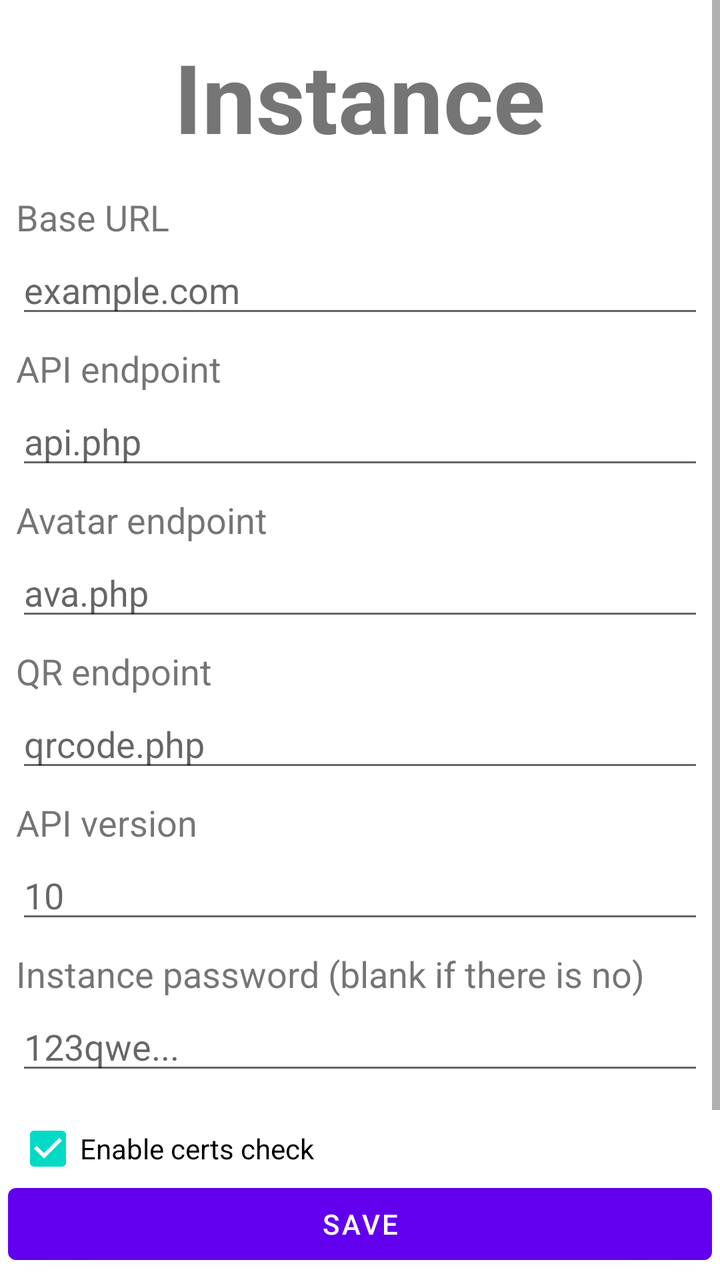
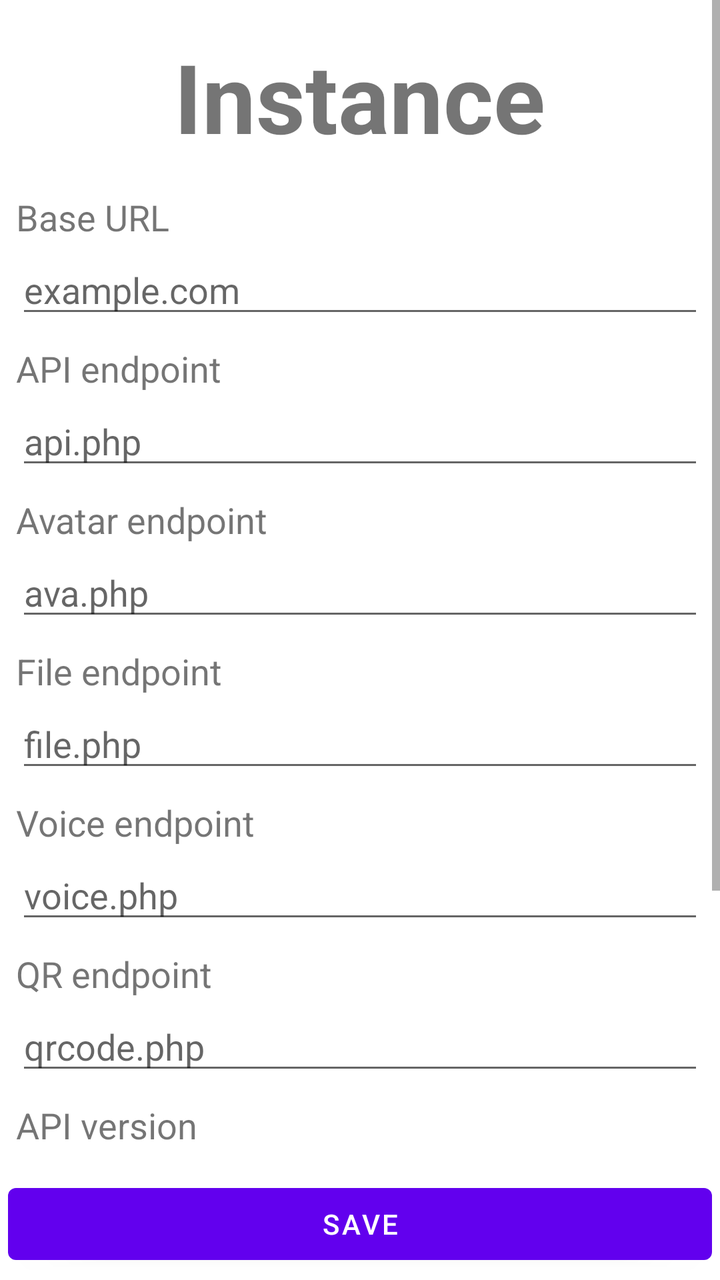

Two renders of the same Android screen: before a commit and after it. Below are the layout's source before the change and the commit's diff.
<!-- AndroidManifest.xml: fallback theme Theme.MaterialComponents.DayNight.NoActionBar -->
<!-- res/layout/instance_edit.xml -->
<?xml version="1.0" encoding="utf-8"?>
<LinearLayout xmlns:android="http://schemas.android.com/apk/res/android"
              android:orientation="vertical"
              android:layout_width="match_parent"
              android:layout_height="match_parent">

    <ScrollView
        android:layout_width="match_parent"
        android:layout_weight="1"
        android:layout_height="0dp">
        <LinearLayout
            android:orientation="vertical"
            android:layout_width="match_parent"
            android:layout_height="match_parent"
            android:padding="8dp">
            <TextView
                android:layout_width="wrap_content"
                android:layout_height="wrap_content"
                android:text="Instance"
                android:textAlignment="center"
                android:textSize="48sp"
                android:textStyle="bold"
                android:layout_gravity="center"
                android:layout_marginTop="8dp"
                android:layout_marginBottom="16dp"/>

            <TextView
                android:layout_width="wrap_content"
                android:layout_height="wrap_content"
                android:text="Base URL"
                android:textSize="18sp"
                android:layout_marginBottom="2dp"/>
            <EditText
                android:id="@+id/instanceEditBaseURLEditText"
                android:layout_width="match_parent"
                android:layout_height="wrap_content"
                android:layout_marginBottom="8dp"
                android:hint="example.com"/>

            <TextView
                android:layout_width="wrap_content"
                android:layout_height="wrap_content"
                android:text="API endpoint"
                android:textSize="18sp"
                android:layout_marginBottom="2dp"/>
            <EditText
                android:id="@+id/instanceEditAPIEditText"
                android:layout_width="match_parent"
                android:layout_height="wrap_content"
                android:layout_marginBottom="8dp"
                android:hint="api.php"/>

            <TextView
                android:layout_width="wrap_content"
                android:layout_height="wrap_content"
                android:text="Avatar endpoint"
                android:textSize="18sp"
                android:layout_marginBottom="2dp"/>
            <EditText
                android:id="@+id/instanceEditAvatarEditText"
                android:layout_width="match_parent"
                android:layout_height="wrap_content"
                android:layout_marginBottom="8dp"
                android:hint="ava.php"/>

            <TextView
                android:layout_width="wrap_content"
                android:layout_height="wrap_content"
                android:text="QR endpoint"
                android:textSize="18sp"
                android:layout_marginBottom="2dp"/>
            <EditText
                android:id="@+id/instanceEditQREditText"
                android:layout_width="match_parent"
                android:layout_height="wrap_content"
                android:layout_marginBottom="8dp"
                android:hint="qrcode.php"/>

            <TextView
                android:layout_width="wrap_content"
                android:layout_height="wrap_content"
                android:text="API version"
                android:textSize="18sp"
                android:layout_marginBottom="2dp"/>
            <EditText
                android:id="@+id/instanceEditAPIVersionEditText"
                android:layout_width="match_parent"
                android:layout_height="wrap_content"
                android:layout_marginBottom="8dp"
                android:hint="10"/>

            <TextView
                android:layout_width="wrap_content"
                android:layout_height="wrap_content"
                android:text="Instance password (blank if there is no)"
                android:textSize="18sp"
                android:layout_marginBottom="2dp"/>
            <EditText
                android:id="@+id/instanceEditPasswordEditText"
                android:layout_width="match_parent"
                android:layout_height="wrap_content"
                android:layout_marginBottom="8dp"
                android:hint="123qwe..."/>

            <CheckBox
                android:id="@+id/instanceEditCheckCertsCheckBox"
                android:layout_width="wrap_content"
                android:layout_height="wrap_content"
                android:text="Enable certs check"
                android:checked="true"
                android:layout_marginBottom="8dp"/>
        </LinearLayout>
    </ScrollView>

    <Button
        android:id="@+id/instanceEditSaveButton"
        android:layout_width="match_parent"
        android:layout_height="wrap_content"
        android:text="Save"
        android:layout_margin="4dp"/>
</LinearLayout>
<!-- resources referenced by this layout -->
<resources>

</resources>

<!-- the commit's change to res/layout/instance_edit.xml (unified diff, before → after) -->
@@ -66,6 +66,32 @@
             <TextView
                 android:layout_width="wrap_content"
                 android:layout_height="wrap_content"
+                android:text="File endpoint"
+                android:textSize="18sp"
+                android:layout_marginBottom="2dp"/>
+            <EditText
+                android:id="@+id/instanceEditFileEditText"
+                android:layout_width="match_parent"
+                android:layout_height="wrap_content"
+                android:layout_marginBottom="8dp"
+                android:hint="file.php"/>
+
+            <TextView
+                android:layout_width="wrap_content"
+                android:layout_height="wrap_content"
+                android:text="Voice endpoint"
+                android:textSize="18sp"
+                android:layout_marginBottom="2dp"/>
+            <EditText
+                android:id="@+id/instanceEditVoiceEditText"
+                android:layout_width="match_parent"
+                android:layout_height="wrap_content"
+                android:layout_marginBottom="8dp"
+                android:hint="voice.php"/>
+
+            <TextView
+                android:layout_width="wrap_content"
+                android:layout_height="wrap_content"
                 android:text="QR endpoint"
                 android:textSize="18sp"
                 android:layout_marginBottom="2dp"/>
